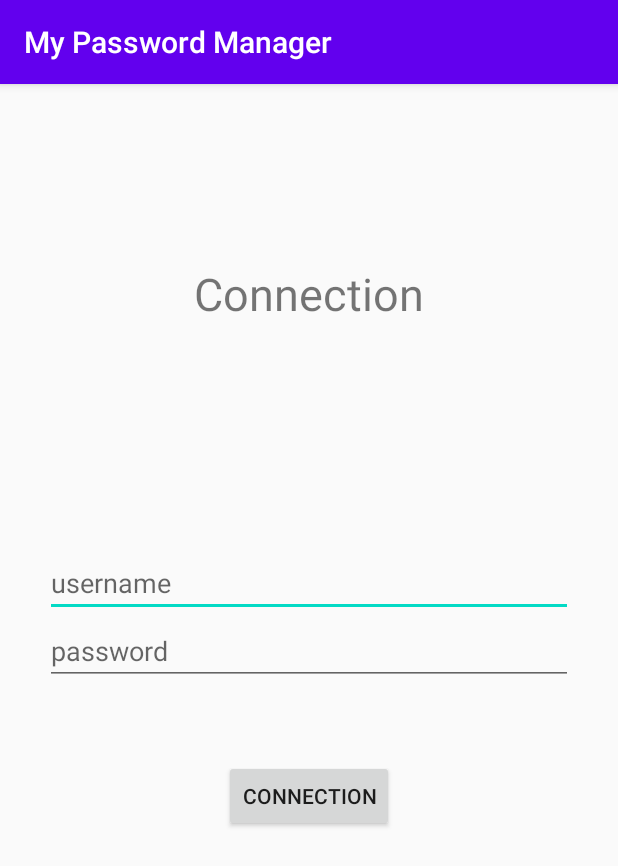
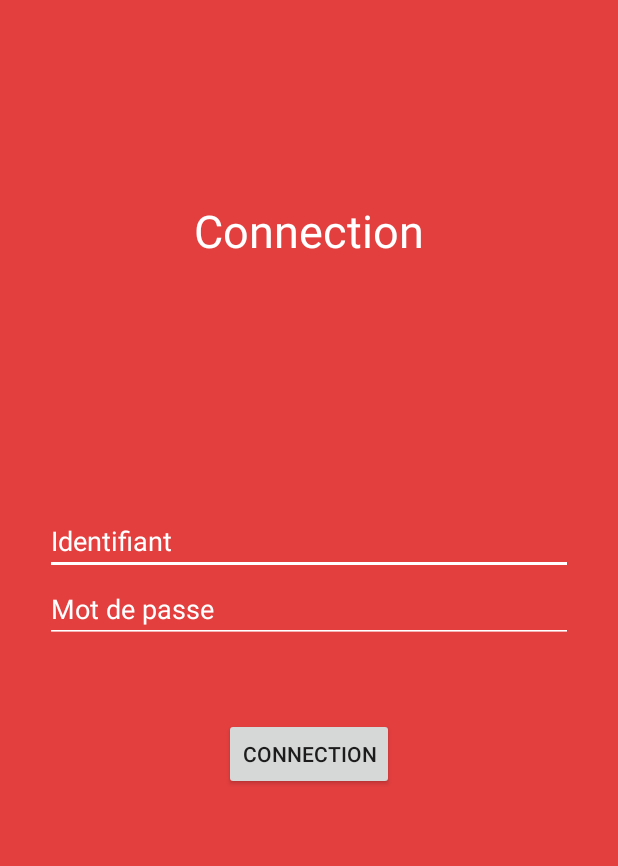
Before and after one commit to novenopatch/MyPasswordManager, an Android app: the screen it shows after launch (MainActivity), on a phone screen of 412 x 824 dp. Shown: the top 866 px of the screen. Run offline under Robolectric (Android 15) with nearby library versions, the phone set to English and light mode, and no system bars.

Commit message:
phase une terminé

```diff
--- a/app/src/main/AndroidManifest.xml
+++ b/app/src/main/AndroidManifest.xml
@@ -9,6 +9,8 @@
         android:roundIcon="@mipmap/ic_launcher_round"
         android:supportsRtl="true"
         android:theme="@style/AppTheme">
+        <activity android:name=".vue.AppBord"></activity>
+        <activity android:name=".vue.ConnectActivity" />
         <activity android:name=".vue.MainActivity">
             <intent-filter>
                 <action android:name="android.intent.action.MAIN" />
--- a/app/src/main/java/jin/jerrykel/mypasswordmanager/vue/MainActivity.java
+++ b/app/src/main/java/jin/jerrykel/mypasswordmanager/vue/MainActivity.java
@@ -3,14 +3,26 @@ package jin.jerrykel.mypasswordmanager.vue;
 import androidx.appcompat.app.AppCompatActivity;
 
 import android.os.Bundle;
-
+import android.view.View;
+import android.widget.EditText;
 import jin.jerrykel.mypasswordmanager.R;
 
 public class MainActivity extends AppCompatActivity {
-
+    private EditText editTextIdentifiant;
+    private EditText  editTextPassword;
     @Override
     protected void onCreate(Bundle savedInstanceState) {
         super.onCreate(savedInstanceState);
         setContentView(R.layout.activity_main);
+        initElement();
+    }
+    public void initElement(){
+        editTextIdentifiant = findViewById(R.id.editTextIdentifiant);
+        editTextPassword = findViewById(R.id.editTextPassword);
+    }
+    public void ConnectionAction(View view){
+        editTextIdentifiant.getText();
+        editTextPassword.getText();
+
     }
 }
--- a/app/src/main/res/layout/activity_main.xml
+++ b/app/src/main/res/layout/activity_main.xml
@@ -5,6 +5,7 @@
     android:layout_width="match_parent"
     android:layout_height="match_parent"
     android:orientation="vertical"
+    android:background="#E43F3F"
     tools:context=".vue.MainActivity">
 
    <RelativeLayout
@@ -19,7 +20,8 @@
            android:layout_centerInParent="true"
            android:gravity="center"
            android:text="Connection"
-           android:textSize="30sp"/>
+           android:textSize="30sp"
+           android:textColor="#fff"/>
    </RelativeLayout>
     <LinearLayout
         android:layout_width="match_parent"
@@ -28,14 +30,16 @@
         android:orientation="vertical"
         android:layout_margin="30sp">
         <EditText
+            android:id="@+id/editTextIdentifiant"
             android:layout_width="match_parent"
             android:layout_height="wrap_content"
-            android:hint="username"
+            android:hint="Identifiant"
             android:inputType="textEmailAddress"/>
         <EditText
+            android:id="@+id/editTextPassword"
             android:layout_width="match_parent"
             android:layout_height="wrap_content"
-            android:hint="password"
+            android:hint="Mot de passe"
             android:inputType="textPassword"/>
         <Button
             android:layout_width="wrap_content"
@@ -44,6 +48,7 @@
             android:text="Connection"
             android:layout_gravity="center_horizontal"
             android:gravity="center"
+            android:onClick="ConnectionAction"
             />
 
     </LinearLayout>
--- a/app/src/main/res/values/colors.xml
+++ b/app/src/main/res/values/colors.xml
@@ -1,6 +1,10 @@
 <?xml version="1.0" encoding="utf-8"?>
 <resources>
     <color name="colorPrimary">#6200EE</color>
-    <color name="colorPrimaryDark">#3700B3</color>
-    <color name="colorAccent">#03DAC5</color>
+
+    <color name="colorPrimaryDarka">#3700B3</color>
+    <color name="colorAccenta">#03DAC5</color>
+
+    <color name="colorPrimaryDark">#E12929</color>
+    <color name="colorAccent">#FFF</color>
 </resources>
--- a/app/src/main/res/values/styles.xml
+++ b/app/src/main/res/values/styles.xml
@@ -1,10 +1,16 @@
 <resources>
     <!-- Base application theme. -->
-    <style name="AppTheme" parent="Theme.AppCompat.Light.DarkActionBar">
+    <style name="AppTheme" parent="Theme.AppCompat.Light.NoActionBar">
         <!-- Customize your theme here. -->
         <item name="colorPrimary">@color/colorPrimary</item>
         <item name="colorPrimaryDark">@color/colorPrimaryDark</item>
         <item name="colorAccent">@color/colorAccent</item>
+
+        <item name="colorControlNormal">@color/colorAccent</item>
+        <item name="colorControlActivated">@color/colorAccent</item>
+        <item name="colorControlHighlight">@color/colorAccent</item>
+        <item name="android:textColorHint">@color/colorAccent</item>
+
     </style>
 
 </resources>
```
Also changed, not shown: app/src/main/java/jin/jerrykel/mypasswordmanager/controleur/LoginControle.java (added, +31 -0 lines), app/src/main/java/jin/jerrykel/mypasswordmanager/model/User.java (added, +22 -0 lines), app/src/main/java/jin/jerrykel/mypasswordmanager/vue/AppBord.java (added, +15 -0 lines), app/src/main/java/jin/jerrykel/mypasswordmanager/vue/ConnectActivity.java (added, +15 -0 lines), app/src/main/res/layout/activity_app_bord.xml (added, +9 -0 lines), app/src/main/res/layout/activity_connect.xml (added, +78 -0 lines).
